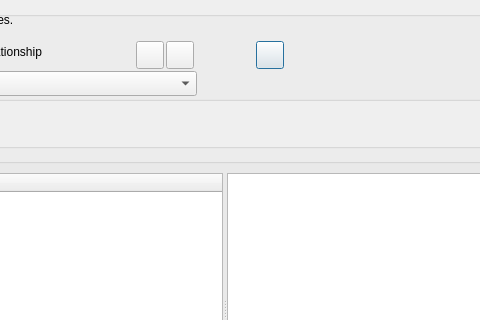
This is GUI_UIs/ui_dialog_code_relations.ui in ccbogel/QualCoder as Qt 5 draws it before an edit; both pictures show x 205 to 685 and y 0 to 320 of the 859 by 803 pixel window. The edited form follows.
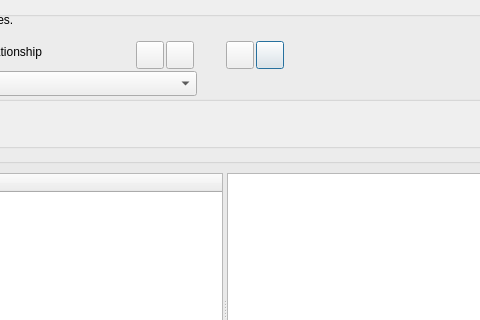
This is the edited form.

```diff
--- a/GUI_UIs/ui_dialog_code_relations.ui
+++ b/GUI_UIs/ui_dialog_code_relations.ui
@@ -197,6 +197,22 @@
        <string>Relationship</string>
       </property>
      </widget>
+     <widget class="QPushButton" name="pushButton_boxplots">
+      <property name="geometry">
+       <rect>
+        <x>420</x>
+        <y>30</y>
+        <width>28</width>
+        <height>28</height>
+       </rect>
+      </property>
+      <property name="toolTip">
+       <string>Boxplots of distance between code pairs.</string>
+      </property>
+      <property name="text">
+       <string/>
+      </property>
+     </widget>
     </widget>
    </item>
    <item>
```
